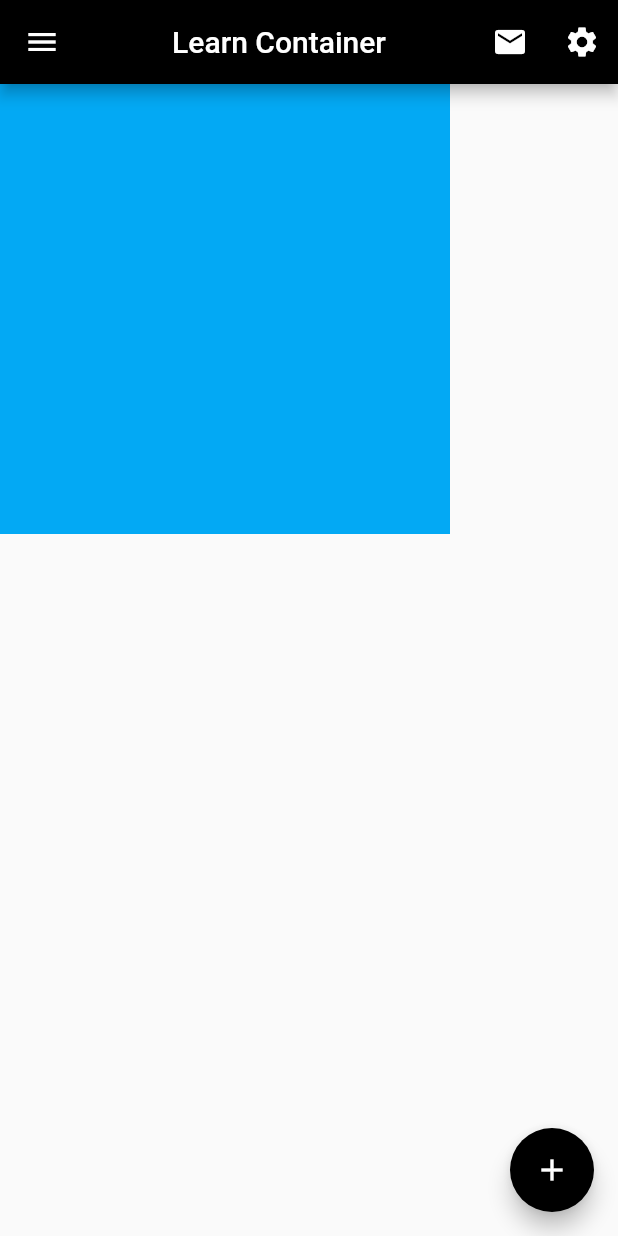
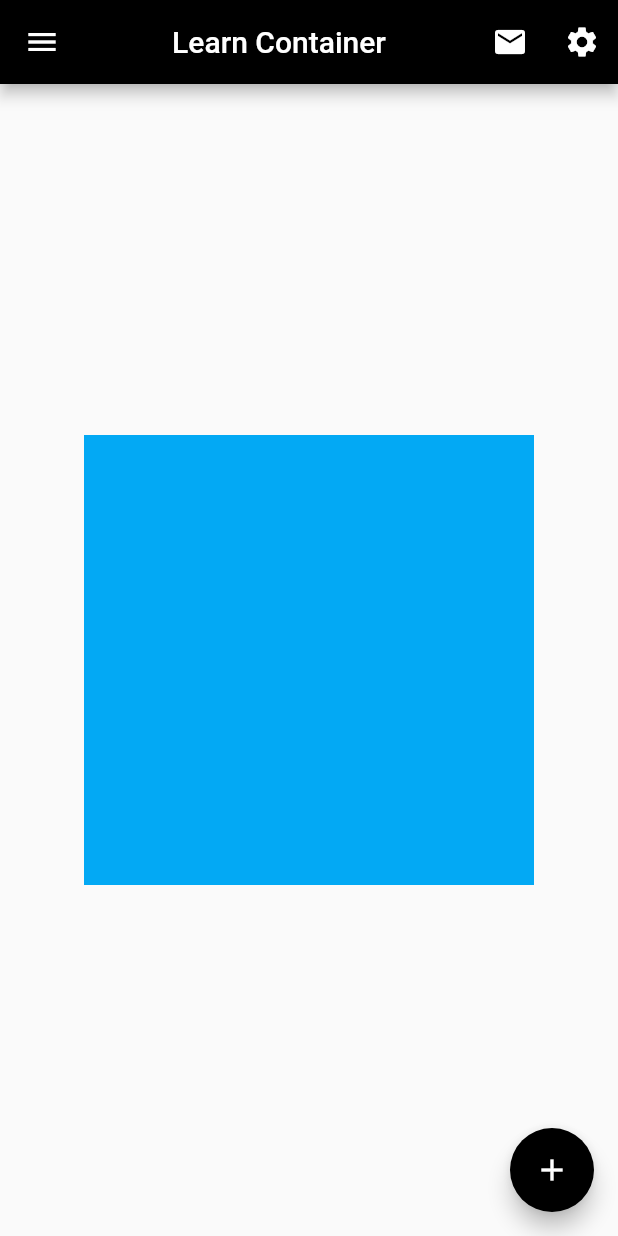
Before and after one commit to sumit007/flutter_learn, a Flutter app: the screen it shows after launch, on a phone screen of 412 x 824 dp. Run offline on Flutter 3.47's test engine with Material 2 defaults, Android fonts, the light colour scheme and no system bars.

Commit message:
container center

```diff
--- a/lib/learn_container.dart
+++ b/lib/learn_container.dart
@@ -29,11 +29,13 @@ class LearnContainer extends StatelessWidget {
           IconButton(onPressed: () {print("");}, icon: const Icon(Icons.settings))
         ],
       ),
-      body: Container(
-        color: Colors.lightBlue,
-        width: 300,
-        height: 300,
-      ),
+      body: Center(
+        child: Container(
+          color: Colors.lightBlue,
+          width: 300,
+          height: 300,
+        ),
+      )
     );
   }
 
```
